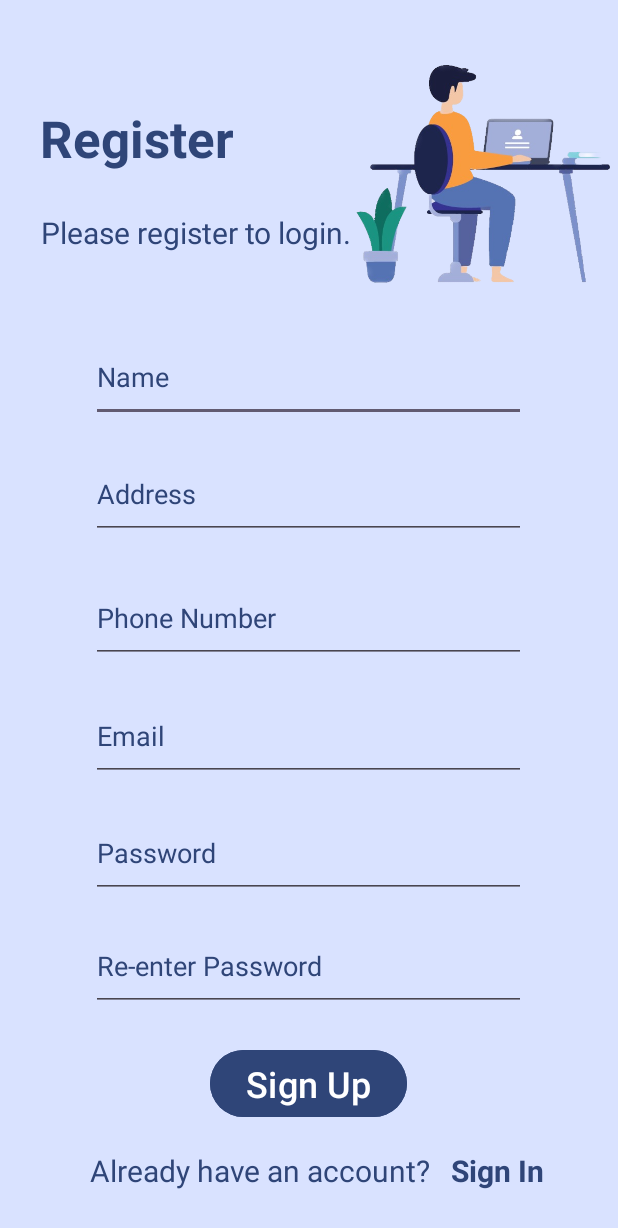
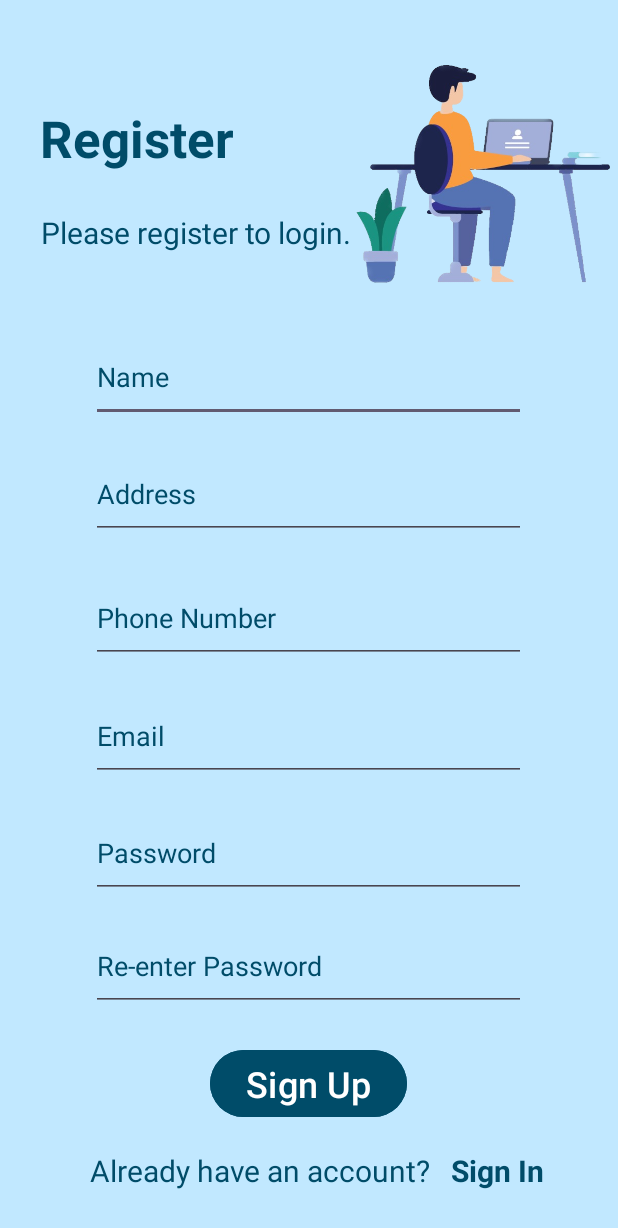
Before and after one commit to noobj/Group5-Bookhub, an Android app: the Register screen opened directly, with no data from a screen before it, on a phone screen of 412 x 824 dp. Shown: the top 1228 px of the screen. Run offline under Robolectric (Android 15) with nearby library versions, the phone set to English and light mode, and no system bars.

Commit message:
Fix: change color for login, splash, register and main_menu activities

```diff
--- a/app/src/main/java/com/example/group5_bookhub/Register.java
+++ b/app/src/main/java/com/example/group5_bookhub/Register.java
@@ -2,7 +2,9 @@ package com.example.group5_bookhub;
 
 import androidx.appcompat.app.AppCompatActivity;
 
+import android.content.Intent;
 import android.os.Bundle;
+import android.widget.TextView;
 
 public class Register extends AppCompatActivity {
 
@@ -10,5 +12,9 @@ public class Register extends AppCompatActivity {
     protected void onCreate(Bundle savedInstanceState) {
         super.onCreate(savedInstanceState);
         setContentView(R.layout.activity_register);
+
+        TextView textSignUp = findViewById(R.id.tvSignUp);
+
+        textSignUp.setOnClickListener(v -> startActivity(new Intent(Register.this, Login.class)));
     }
 }
--- a/app/src/main/res/layout/activity_register.xml
+++ b/app/src/main/res/layout/activity_register.xml
@@ -4,7 +4,7 @@
     xmlns:tools="http://schemas.android.com/tools"
     android:layout_width="match_parent"
     android:layout_height="match_parent"
-    android:background="@color/material_dynamic_primary90"
+    android:background="@color/background"
     tools:context=".Register">
 
     <TextView
@@ -12,7 +12,7 @@
         android:layout_width="wrap_content"
         android:layout_height="wrap_content"
         android:text="@string/tvRegister"
-        android:textColor="@color/material_dynamic_primary30"
+        android:textColor="@color/text"
         android:textSize="34sp"
         android:textStyle="bold"
         app:layout_constraintBottom_toBottomOf="parent"
@@ -28,7 +28,7 @@
         android:layout_height="wrap_content"
         android:layout_marginBottom="508dp"
         android:text="@string/tvRegisterToLogin"
-        android:textColor="@color/material_dynamic_primary30"
+        android:textColor="@color/text"
         android:textSize="20sp"
         app:layout_constraintBottom_toBottomOf="parent"
         app:layout_constraintEnd_toEndOf="parent"
@@ -60,7 +60,8 @@
         android:hint="@string/txtName"
         android:importantForAutofill="no"
         android:inputType="text"
-        android:textColorHint="@color/material_dynamic_primary30"
+        android:textColor="@color/text"
+        android:textColorHint="@color/text"
         app:layout_constraintBottom_toBottomOf="parent"
         app:layout_constraintEnd_toEndOf="parent"
         app:layout_constraintHorizontal_bias="0.495"
@@ -76,7 +77,8 @@
         android:hint="@string/txtAddress"
         android:importantForAutofill="no"
         android:inputType="text"
-        android:textColorHint="@color/material_dynamic_primary30"
+        android:textColor="@color/text"
+        android:textColorHint="@color/text"
         app:layout_constraintBottom_toBottomOf="parent"
         app:layout_constraintEnd_toEndOf="parent"
         app:layout_constraintHorizontal_bias="0.495"
@@ -92,7 +94,8 @@
         android:hint="@string/txtPhone"
         android:importantForAutofill="no"
         android:inputType="phone"
-        android:textColorHint="@color/material_dynamic_primary30"
+        android:textColor="@color/text"
+        android:textColorHint="@color/text"
         app:layout_constraintBottom_toBottomOf="parent"
         app:layout_constraintEnd_toEndOf="parent"
         app:layout_constraintHorizontal_bias="0.495"
@@ -107,7 +110,8 @@
         android:hint="@string/txtLoginHint"
         android:importantForAutofill="no"
         android:inputType="textEmailAddress"
-        android:textColorHint="@color/material_dynamic_primary30"
+        android:textColor="@color/text"
+        android:textColorHint="@color/text"
         app:layout_constraintBottom_toBottomOf="parent"
         app:layout_constraintEnd_toEndOf="parent"
         app:layout_constraintHorizontal_bias="0.495"
@@ -123,7 +127,8 @@
         android:hint="@string/txtPasswordHint"
         android:importantForAutofill="no"
         android:inputType="textPassword"
-        android:textColorHint="@color/material_dynamic_primary30"
+        android:textColor="@color/text"
+        android:textColorHint="@color/text"
         app:layout_constraintBottom_toBottomOf="parent"
         app:layout_constraintEnd_toEndOf="parent"
         app:layout_constraintHorizontal_bias="0.495"
@@ -139,7 +144,8 @@
         android:hint="@string/txtRePassword"
         android:importantForAutofill="no"
         android:inputType="textPassword"
-        android:textColorHint="@color/material_dynamic_primary30"
+        android:textColor="@color/text"
+        android:textColorHint="@color/text"
         app:layout_constraintBottom_toBottomOf="parent"
         app:layout_constraintEnd_toEndOf="parent"
         app:layout_constraintHorizontal_bias="0.495"
@@ -151,7 +157,7 @@
         android:id="@+id/btnRegister"
         android:layout_width="wrap_content"
         android:layout_height="wrap_content"
-        android:backgroundTint="@color/material_dynamic_primary30"
+        android:backgroundTint="@color/text"
         android:text="@string/tvLoginSignUp"
         android:textSize="24sp"
         app:layout_constraintBottom_toBottomOf="parent"
@@ -166,7 +172,7 @@
         android:layout_width="wrap_content"
         android:layout_height="wrap_content"
         android:text="@string/tvHaveAccount"
-        android:textColor="@color/material_dynamic_primary30"
+        android:textColor="@color/text"
         android:textSize="20sp"
         app:layout_constraintBottom_toBottomOf="parent"
         app:layout_constraintEnd_toEndOf="parent"
@@ -180,7 +186,7 @@
         android:layout_width="wrap_content"
         android:layout_height="wrap_content"
         android:text="@string/btnSignIn"
-        android:textColor="@color/material_dynamic_primary30"
+        android:textColor="@color/text"
         android:textSize="20sp"
         android:textStyle="bold"
         app:layout_constraintBottom_toBottomOf="parent"
--- a/app/src/main/res/layout/activity_splash.xml
+++ b/app/src/main/res/layout/activity_splash.xml
@@ -20,7 +20,7 @@
         android:layout_width="wrap_content"
         android:layout_height="wrap_content"
         android:text="@string/splashWelcome"
-        android:textColor="@color/material_dynamic_primary30"
+        android:textColor="@color/text"
         android:textSize="30sp"
         android:textStyle="bold"
         app:layout_constraintBottom_toTopOf="@+id/imageView4"
--- a/app/src/main/res/values/colors.xml
+++ b/app/src/main/res/values/colors.xml
@@ -2,4 +2,6 @@
 <resources>
     <color name="black">#FF000000</color>
     <color name="white">#FFFFFFFF</color>
+    <color name="text">#004C69</color>
+    <color name="background">#C1E8FF</color>
 </resources>
```
Also changed, not shown: app/src/main/java/com/example/group5_bookhub/Login.java (+7 -0 lines), app/src/main/res/layout/activity_login.xml (+14 -14 lines), app/src/main/res/layout/activity_main_menu.xml (+6 -6 lines).
